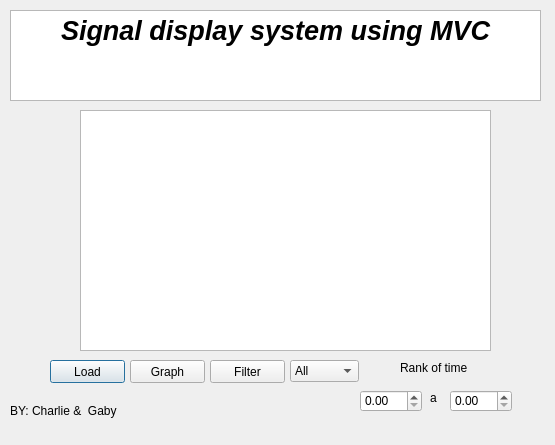
This is Proyecto_1/interfaz.ui in carlosmunoz97/se-ales as Qt 5 draws it before an edit. The edited form follows.
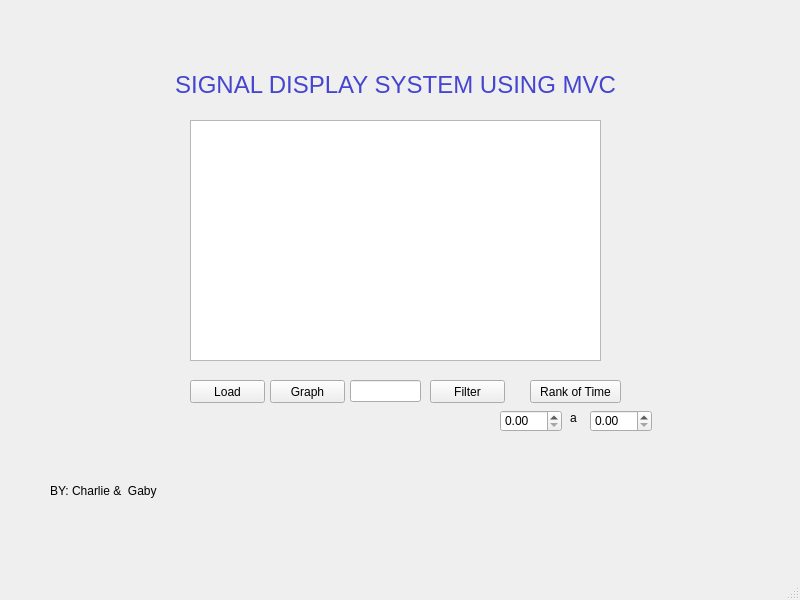
This is the edited form.

What changed in the file:
```diff
--- a/Proyecto_1/interfaz.ui
+++ b/Proyecto_1/interfaz.ui
@@ -1,26 +1,60 @@
 <?xml version="1.0" encoding="UTF-8"?>
 <ui version="4.0">
- <class>Dialog</class>
- <widget class="QDialog" name="Dialog">
+ <class>MainWindow</class>
+ <widget class="QMainWindow" name="MainWindow">
   <property name="geometry">
    <rect>
     <x>0</x>
     <y>0</y>
-    <width>555</width>
-    <height>445</height>
+    <width>800</width>
+    <height>600</height>
    </rect>
   </property>
   <property name="windowTitle">
    <string>Dialog</string>
   </property>
-  <property name="holi" stdset="0">
-   <string/>
-  </property>
-  <widget class="QPushButton" name="Carga">
+  <widget class="QWidget" name="centralwidget">
+   <widget class="QLabel" name="label">
    <property name="geometry">
     <rect>
      <x>50</x>
-     <y>360</y>
+      <y>470</y>
+      <width>111</width>
+      <height>41</height>
+     </rect>
+    </property>
+    <property name="text">
+     <string>BY: Charlie &amp;  Gaby</string>
+    </property>
+   </widget>
+   <widget class="QLabel" name="label_4">
+    <property name="geometry">
+     <rect>
+      <x>140</x>
+      <y>50</y>
+      <width>511</width>
+      <height>71</height>
+     </rect>
+    </property>
+    <property name="text">
+     <string>&lt;html&gt;&lt;head/&gt;&lt;body&gt;&lt;p align=&quot;center&quot;&gt;&lt;span style=&quot; font-size:18pt; color:#4545cf;&quot;&gt;SIGNAL DISPLAY SYSTEM USING MVC&lt;/span&gt;&lt;/p&gt;&lt;/body&gt;&lt;/html&gt;</string>
+    </property>
+   </widget>
+   <widget class="QDoubleSpinBox" name="tiempomayor">
+    <property name="geometry">
+     <rect>
+      <x>590</x>
+      <y>410</y>
+      <width>62</width>
+      <height>22</height>
+     </rect>
+    </property>
+   </widget>
+   <widget class="QPushButton" name="Carga">
+    <property name="geometry">
+     <rect>
+      <x>190</x>
+      <y>380</y>
      <width>75</width>
      <height>23</height>
     </rect>
@@ -28,148 +62,105 @@
    <property name="text">
     <string>Load</string>
    </property>
-  </widget>
-  <widget class="QPushButton" name="Graficar">
-   <property name="geometry">
-    <rect>
-     <x>130</x>
-     <y>360</y>
-     <width>75</width>
-     <height>23</height>
-    </rect>
-   </property>
-   <property name="text">
-    <string>Graph</string>
-   </property>
-  </widget>
-  <widget class="QPushButton" name="filtrar">
+    <property name="checkable">
+     <bool>false</bool>
+    </property>
+    <property name="autoDefault">
+     <bool>true</bool>
+    </property>
+    <property name="default">
+     <bool>false</bool>
+    </property>
+    <property name="flat">
+     <bool>false</bool>
+    </property>
+   </widget>
+   <widget class="QLineEdit" name="Channel">
    <property name="geometry">
     <rect>
-     <x>210</x>
-     <y>360</y>
-     <width>75</width>
-     <height>23</height>
-    </rect>
-   </property>
-   <property name="text">
-    <string>Filter</string>
-   </property>
+      <x>350</x>
+      <y>380</y>
+      <width>71</width>
+      <height>22</height>
+     </rect>
+    </property>
   </widget>
   <widget class="QGraphicsView" name="graphicsView">
    <property name="geometry">
     <rect>
-     <x>80</x>
-     <y>110</y>
+      <x>190</x>
+      <y>120</y>
      <width>411</width>
      <height>241</height>
     </rect>
    </property>
   </widget>
-  <widget class="QComboBox" name="canal">
+   <widget class="QPushButton" name="Graficar">
    <property name="geometry">
     <rect>
-     <x>290</x>
-     <y>360</y>
-     <width>69</width>
-     <height>22</height>
-    </rect>
-   </property>
-   <item>
+      <x>270</x>
+      <y>380</y>
+      <width>75</width>
+      <height>23</height>
+     </rect>
+    </property>
     <property name="text">
-     <string>All</string>
+     <string>Graph</string>
     </property>
-   </item>
-   <item>
-    <property name="text">
-     <string>Channel 1 </string>
-    </property>
-   </item>
-   <item>
-    <property name="text">
-     <string>Channel 2</string>
-    </property>
-   </item>
-   <item>
-    <property name="text">
-     <string>Channel 3</string>
-    </property>
-   </item>
-   <item>
-    <property name="text">
-     <string>Channel 4</string>
-    </property>
-   </item>
-   <item>
-    <property name="text">
-     <string>Channel 5 </string>
-    </property>
-   </item>
-   <item>
-    <property name="text">
-     <string>Channel 6</string>
-    </property>
-   </item>
-   <item>
-    <property name="text">
-     <string>Channel 7</string>
-    </property>
-   </item>
-   <item>
-    <property name="text">
-     <string>Channel 8</string>
-    </property>
-   </item>
-   <item>
-    <property name="text">
-     <string>Channel 9</string>
-    </property>
-   </item>
-  </widget>
-  <widget class="QTextEdit" name="textEdit">
+   </widget>
+   <widget class="QPushButton" name="time">
    <property name="geometry">
     <rect>
-     <x>10</x>
-     <y>10</y>
-     <width>531</width>
-     <height>91</height>
-    </rect>
-   </property>
-   <property name="html">
-    <string>&lt;!DOCTYPE HTML PUBLIC &quot;-//W3C//DTD HTML 4.0//EN&quot; &quot;http://www.w3.org/TR/REC-html40/strict.dtd&quot;&gt;
-&lt;html&gt;&lt;head&gt;&lt;meta name=&quot;qrichtext&quot; content=&quot;1&quot; /&gt;&lt;style type=&quot;text/css&quot;&gt;
-p, li { white-space: pre-wrap; }
-&lt;/style&gt;&lt;/head&gt;&lt;body style=&quot; font-family:'MS Shell Dlg 2'; font-size:7.8pt; font-weight:400; font-style:normal;&quot;&gt;
-&lt;p align=&quot;center&quot; style=&quot; margin-top:0px; margin-bottom:0px; margin-left:0px; margin-right:0px; -qt-block-indent:0; text-indent:0px;&quot;&gt;&lt;span style=&quot; font-size:20pt; font-weight:600; font-style:italic;&quot;&gt;Signal display system using MVC&lt;/span&gt;&lt;/p&gt;&lt;/body&gt;&lt;/html&gt;</string>
-   </property>
-  </widget>
-  <widget class="QLabel" name="label">
-   <property name="geometry">
-    <rect>
-     <x>10</x>
-     <y>390</y>
-     <width>111</width>
-     <height>41</height>
-    </rect>
-   </property>
-   <property name="text">
-    <string>BY: Charlie &amp;  Gaby</string>
+      <x>530</x>
+      <y>380</y>
+      <width>91</width>
+      <height>23</height>
+     </rect>
+    </property>
+    <property name="text">
+     <string>Rank of Time</string>
+    </property>
+    <property name="checkable">
+     <bool>false</bool>
+    </property>
+    <property name="autoDefault">
+     <bool>true</bool>
+    </property>
+    <property name="default">
+     <bool>false</bool>
+    </property>
+    <property name="flat">
+     <bool>false</bool>
    </property>
   </widget>
   <widget class="QDoubleSpinBox" name="tiempomenor">
    <property name="geometry">
     <rect>
-     <x>360</x>
-     <y>390</y>
+      <x>500</x>
+      <y>410</y>
      <width>62</width>
      <height>22</height>
     </rect>
    </property>
   </widget>
-  <widget class="QLabel" name="label_2">
+   <widget class="QPushButton" name="Filtrar">
    <property name="geometry">
     <rect>
      <x>430</x>
-     <y>390</y>
+      <y>380</y>
+      <width>75</width>
+      <height>23</height>
+     </rect>
+    </property>
+    <property name="text">
+     <string>Filter</string>
+    </property>
+   </widget>
+   <widget class="QLabel" name="label_2">
+    <property name="geometry">
+     <rect>
+      <x>570</x>
+      <y>410</y>
      <width>55</width>
      <height>16</height>
     </rect>
@@ -178,29 +169,18 @@
     <string>a</string>
    </property>
   </widget>
-  <widget class="QDoubleSpinBox" name="tiempomayor">
-   <property name="geometry">
-    <rect>
-     <x>450</x>
-     <y>390</y>
-     <width>62</width>
-     <height>22</height>
-    </rect>
-   </property>
   </widget>
-  <widget class="QLabel" name="label_3">
+  <widget class="QMenuBar" name="menubar">
    <property name="geometry">
     <rect>
-     <x>400</x>
-     <y>360</y>
-     <width>91</width>
-     <height>16</height>
+     <x>0</x>
+     <y>0</y>
+     <width>800</width>
+     <height>26</height>
     </rect>
    </property>
-   <property name="text">
-    <string>Rank of time</string>
-   </property>
   </widget>
+  <widget class="QStatusBar" name="statusbar"/>
  </widget>
  <tabstops>
   <tabstop>Graficar</tabstop>
```
Left out of the diff: 10 changed lines with no effect on the pictures. Lines whose indentation alone changed are shown as unchanged.
